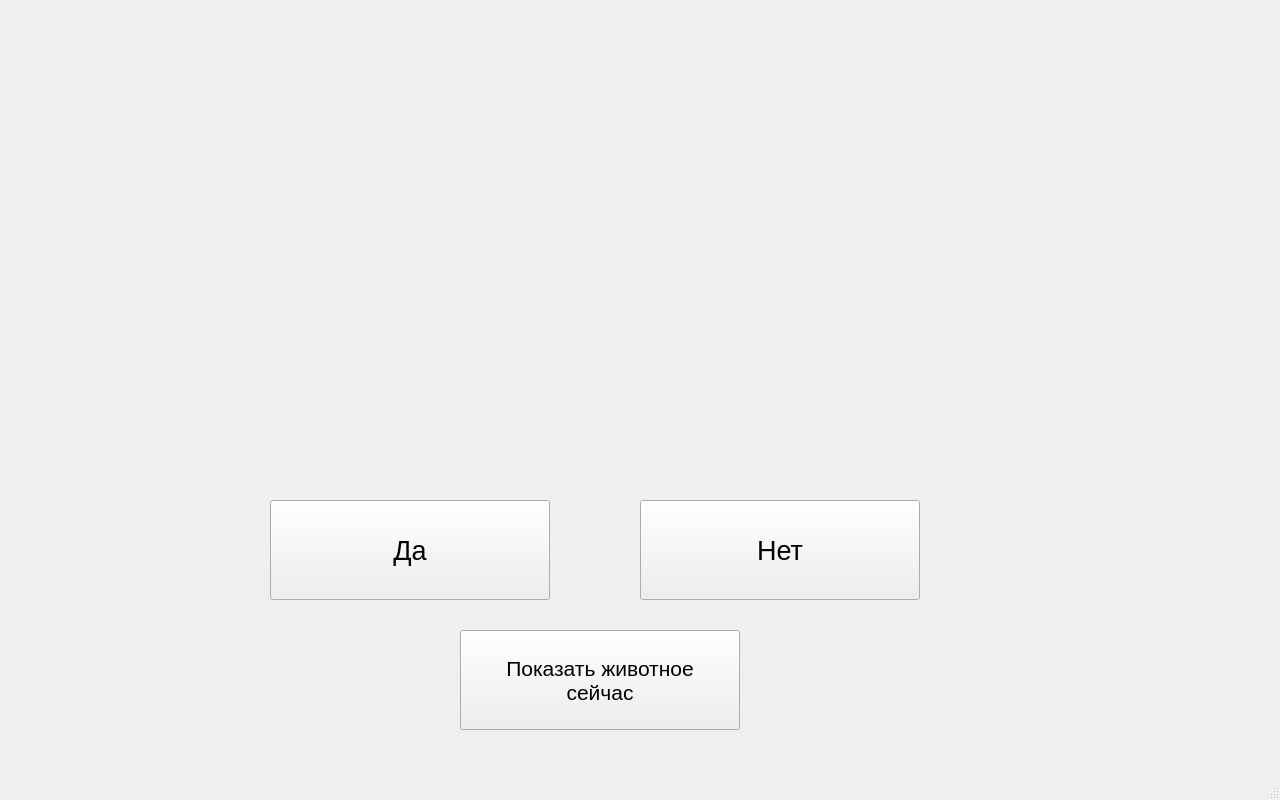
First picture: the form in QtPetinator/mainwindow2.ui, repository krbroman/Petinator, before the edit.
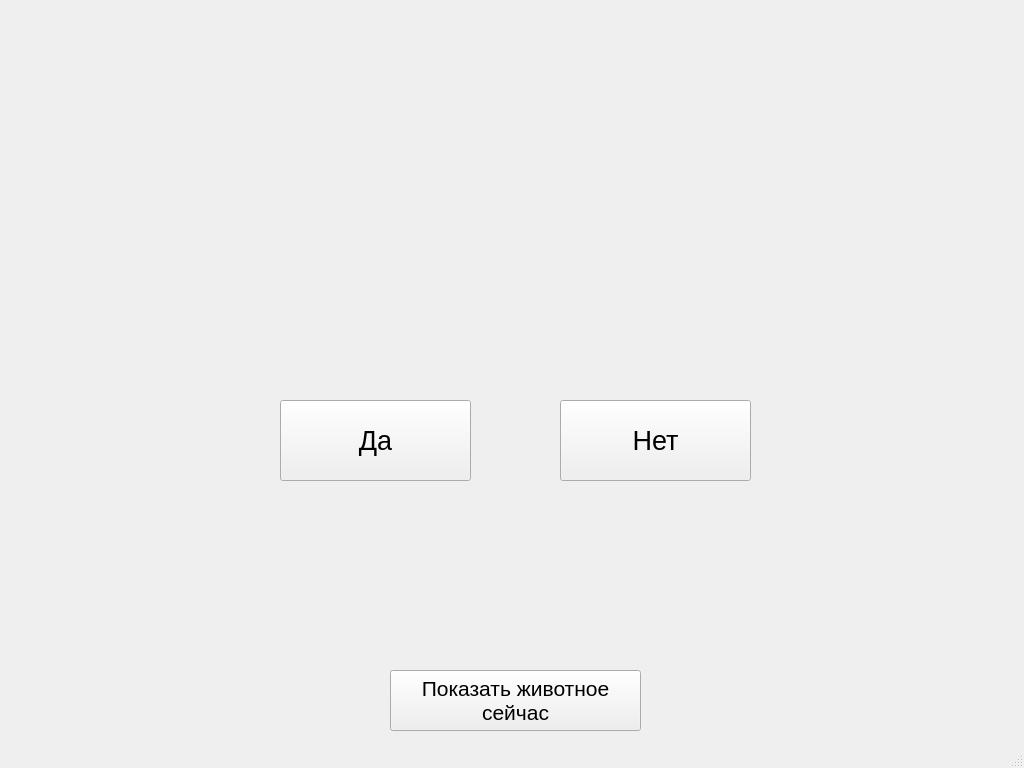
Second picture: the form after the edit.

The edit to the form file:
```diff
--- a/QtPetinator/mainwindow2.ui
+++ b/QtPetinator/mainwindow2.ui
@@ -6,8 +6,8 @@
    <rect>
     <x>0</x>
     <y>0</y>
-    <width>1280</width>
-    <height>800</height>
+    <width>1024</width>
+    <height>768</height>
    </rect>
   </property>
   <property name="windowTitle">
@@ -35,10 +35,10 @@
    <widget class="QPushButton" name="pushButton">
     <property name="geometry">
      <rect>
-      <x>640</x>
-      <y>500</y>
-      <width>280</width>
-      <height>100</height>
+      <x>560</x>
+      <y>400</y>
+      <width>191</width>
+      <height>81</height>
      </rect>
     </property>
     <property name="font">
@@ -53,10 +53,10 @@
    <widget class="QPushButton" name="pushButton_2">
     <property name="geometry">
      <rect>
-      <x>270</x>
-      <y>500</y>
-      <width>280</width>
-      <height>100</height>
+      <x>280</x>
+      <y>400</y>
+      <width>191</width>
+      <height>81</height>
      </rect>
     </property>
     <property name="font">
@@ -71,10 +71,10 @@
    <widget class="QPushButton" name="pushButton_Now">
     <property name="geometry">
      <rect>
-      <x>460</x>
-      <y>630</y>
-      <width>280</width>
-      <height>100</height>
+      <x>390</x>
+      <y>670</y>
+      <width>251</width>
+      <height>61</height>
      </rect>
     </property>
     <property name="font">
@@ -87,6 +87,108 @@
 сейчас</string>
     </property>
    </widget>
+   <widget class="QLabel" name="label1">
+    <property name="geometry">
+     <rect>
+      <x>628</x>
+      <y>133</y>
+      <width>259</width>
+      <height>203</height>
+     </rect>
+    </property>
+    <property name="text">
+     <string/>
+    </property>
+   </widget>
+   <widget class="QLabel" name="label2">
+    <property name="geometry">
+     <rect>
+      <x>333</x>
+      <y>674</y>
+      <width>357</width>
+      <height>59</height>
+     </rect>
+    </property>
+    <property name="text">
+     <string/>
+    </property>
+   </widget>
+   <widget class="QLabel" name="label3">
+    <property name="geometry">
+     <rect>
+      <x>267</x>
+      <y>389</y>
+      <width>212</width>
+      <height>105</height>
+     </rect>
+    </property>
+    <property name="text">
+     <string/>
+    </property>
+   </widget>
+   <widget class="QLabel" name="label4">
+    <property name="geometry">
+     <rect>
+      <x>173</x>
+      <y>252</y>
+      <width>586</width>
+      <height>348</height>
+     </rect>
+    </property>
+    <property name="text">
+     <string/>
+    </property>
+   </widget>
+   <widget class="QLabel" name="label5">
+    <property name="geometry">
+     <rect>
+      <x>166</x>
+      <y>180</y>
+      <width>654</width>
+      <height>438</height>
+     </rect>
+    </property>
+    <property name="text">
+     <string/>
+    </property>
+   </widget>
+   <widget class="QLabel" name="label6">
+    <property name="geometry">
+     <rect>
+      <x>0</x>
+      <y>0</y>
+      <width>1024</width>
+      <height>768</height>
+     </rect>
+    </property>
+    <property name="text">
+     <string/>
+    </property>
+   </widget>
+   <widget class="QLabel" name="label7">
+    <property name="geometry">
+     <rect>
+      <x>547</x>
+      <y>389</y>
+      <width>212</width>
+      <height>105</height>
+     </rect>
+    </property>
+    <property name="text">
+     <string/>
+    </property>
+   </widget>
+   <zorder>label6</zorder>
+   <zorder>label5</zorder>
+   <zorder>label4</zorder>
+   <zorder>label2</zorder>
+   <zorder>label7</zorder>
+   <zorder>label3</zorder>
+   <zorder>label1</zorder>
+   <zorder>label</zorder>
+   <zorder>pushButton</zorder>
+   <zorder>pushButton_2</zorder>
+   <zorder>pushButton_Now</zorder>
   </widget>
   <widget class="QMenuBar" name="menubar">
    <property name="geometry">
```
Left out of the diff: 4 changed lines with no effect on the pictures.
